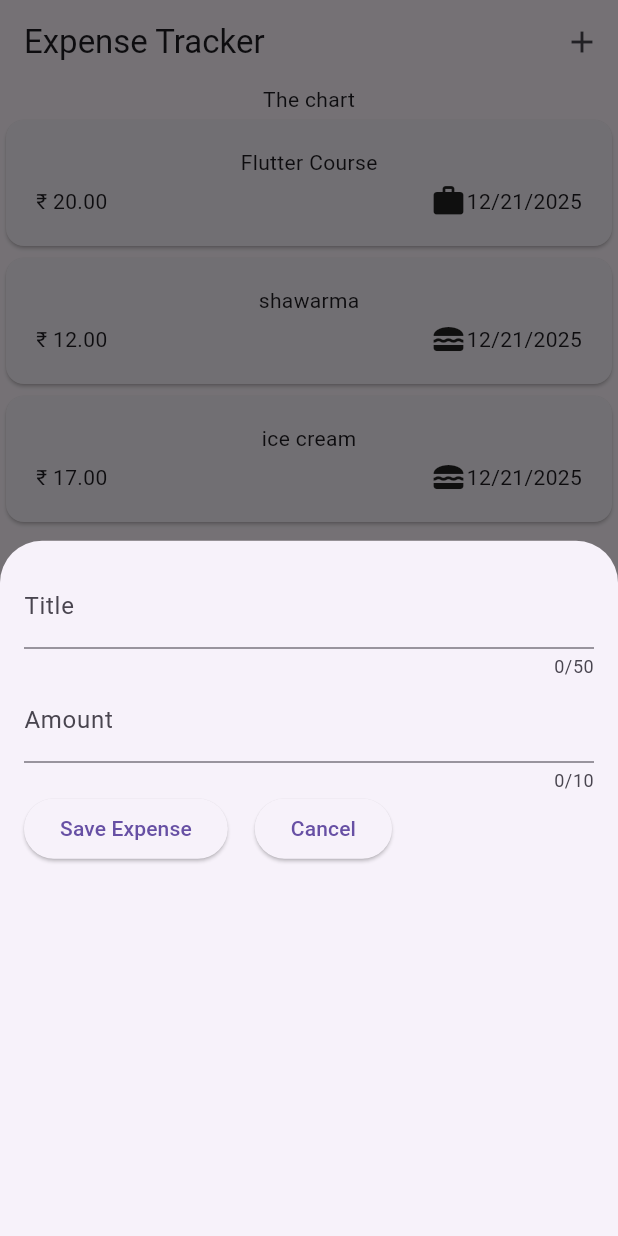
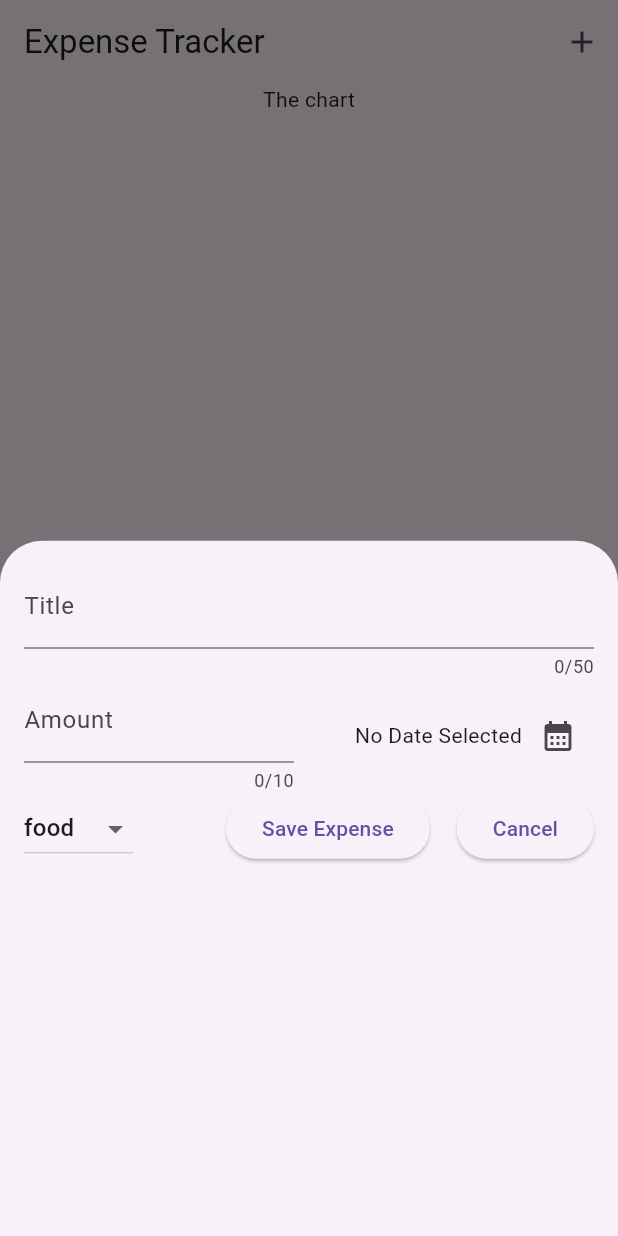
Before and after one commit to Advaith-dev/expense_tracker, a Flutter app: the screen it shows after launch, after a tap on the "add" icon, on a phone screen of 412 x 824 dp. Run offline on Flutter 3.47's test engine with Material 3 defaults, Android fonts, the phone set to English and light mode, and no system bars.

Commit message:
add feature of adding new expenses

```diff
--- a/lib/widgets/expenses.dart
+++ b/lib/widgets/expenses.dart
@@ -11,31 +11,19 @@ class Expenses extends StatefulWidget {
 }
 
 class _ExpensesState extends State<Expenses> {
-  final List<Expense> _registeredExpenses = [
-    Expense(
-      title: "Flutter Course",
-      amount: 20.0,
-      date: DateTime.now(),
-      category: Category.work,
-    ),
-    Expense(
-      title: "shawarma",
-      amount: 12.0,
-      date: DateTime.now(),
-      category: Category.food,
-    ),
-    Expense(
-      title: "ice cream",
-      amount: 17.0,
-      date: DateTime.now(),
-      category: Category.food,
-    ),
-  ];
+  final List<Expense> _registeredExpenses = [];
+
+  void addExpense(Expense expense) {
+    setState(() {
+      _registeredExpenses.add(expense);
+      print(_registeredExpenses);
+    });
+  }
 
   void _openAddExpenseOverlay() {
     showModalBottomSheet(
       context: context,
-      builder: (ctx) => const NewExpense(),
+      builder: (ctx) => NewExpense(addExpense: addExpense),
     );
   }
 
--- a/lib/widgets/new_expense.dart
+++ b/lib/widgets/new_expense.dart
@@ -1,8 +1,10 @@
 import 'package:flutter/material.dart';
 import 'package:flutter/services.dart';
+import 'package:expense_tracker/models/expense.dart';
 
 class NewExpense extends StatefulWidget {
-  const NewExpense({super.key});
+  final void Function(Expense exp) addExpense;
+  const NewExpense({super.key, required this.addExpense});
 
   @override
   State<NewExpense> createState() => _NewExpenseState();
@@ -11,6 +13,59 @@ class NewExpense extends StatefulWidget {
 class _NewExpenseState extends State<NewExpense> {
   final _titleController = TextEditingController();
   final _amountController = TextEditingController();
+  DateTime? _displayDate;
+  String _categorySelected = "food";
+
+  void _presentDatePicker() async {
+    final DateTime now = DateTime.now();
+    final DateTime first = DateTime(now.year - 1, now.month, now.day);
+
+    final DateTime? pickedDate = await showDatePicker(
+      context: context,
+      firstDate: first,
+      initialDate: now,
+      lastDate: now,
+    );
+    setState(() {
+      _displayDate = pickedDate;
+    });
+  }
+
+  void _submitExpenseData() {
+    final double? enteredAmount = double.tryParse(_amountController.text);
+    final bool isAmountValid = (enteredAmount == null || enteredAmount <= 0)
+        ? false
+        : true;
+    if (_titleController.text.trim().isEmpty ||
+        isAmountValid == false ||
+        _displayDate == null) {
+      //error message
+      showDialog(
+        context: context,
+        builder: (ctx) => AlertDialog(
+          title: const Text("Invalid Input"),
+          content: const Text("Please make sure all the data was entered."),
+          actions: [
+            TextButton(
+              onPressed: () {
+                Navigator.pop(ctx);
+              },
+              child: const Text("Ok"),
+            ),
+          ],
+        ),
+      );
+      return;
+    }
+    Expense exp = Expense(
+      title: _titleController.text,
+      amount: double.tryParse(_amountController.text)!,
+      date: _displayDate!,
+      category: Category.values.byName(_categorySelected),
+    );
+    widget.addExpense(exp);
+    Navigator.pop(context);
+  }
 
   @override
   void dispose() {
@@ -30,29 +85,75 @@ class _NewExpenseState extends State<NewExpense> {
             maxLength: 50,
             decoration: InputDecoration(label: Text('Title')),
           ),
+
           Row(
             children: [
               Expanded(
                 child: TextField(
-                  decoration: InputDecoration(label: Text("Amount")),
+                  decoration: InputDecoration(
+                    label: Text("Amount"),
+                    prefixText: "₹ ",
+                  ),
                   controller: _amountController,
                   inputFormatters: [DecimalTextInputFormatter()],
                   maxLength: 10,
                   keyboardType: TextInputType.numberWithOptions(decimal: true),
                 ),
               ),
+              const SizedBox(width: 20),
+              Expanded(
+                child: Row(
+                  mainAxisAlignment: MainAxisAlignment.end,
+                  crossAxisAlignment: CrossAxisAlignment.center,
+                  children: [
+                    Text(
+                      _displayDate == null
+                          ? "No Date Selected"
+                          : formatter.format(_displayDate!),
+                    ),
+                    IconButton(
+                      onPressed: _presentDatePicker,
+                      icon: const Icon(Icons.calendar_month),
+                    ),
+                  ],
+                ),
+              ),
             ],
           ),
+
           Row(
             children: [
+              DropdownButton(
+                value: _categorySelected,
+                items: Category.values
+                    .map(
+                      (category) => DropdownMenuItem(
+                        value: category.name,
+                        child: Text(category.name.toString()),
+                      ),
+                    )
+                    .toList(),
+                onChanged: (value) {
+                  setState(() {
+                    if (value == null) {
+                      return;
+                    }
+                    _categorySelected = value;
+                  });
+                },
+              ),
+              const Spacer(),
               ElevatedButton(
-                onPressed: () {
-                  print('${_titleController.text + _amountController.text}');
-                },
+                onPressed: _submitExpenseData,
                 child: const Text('Save Expense'),
               ),
               const SizedBox(width: 18),
-              ElevatedButton(onPressed: () {}, child: Text("Cancel")),
+              ElevatedButton(
+                onPressed: () {
+                  Navigator.pop(context);
+                },
+                child: Text("Cancel"),
+              ),
             ],
           ),
         ],
```
